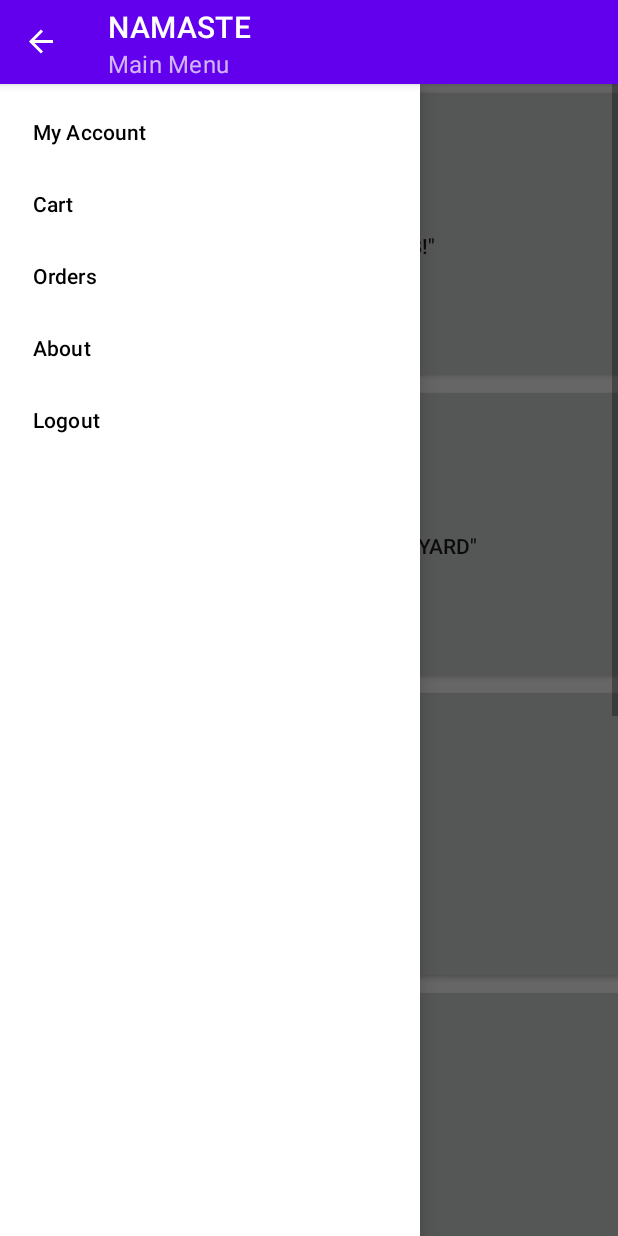
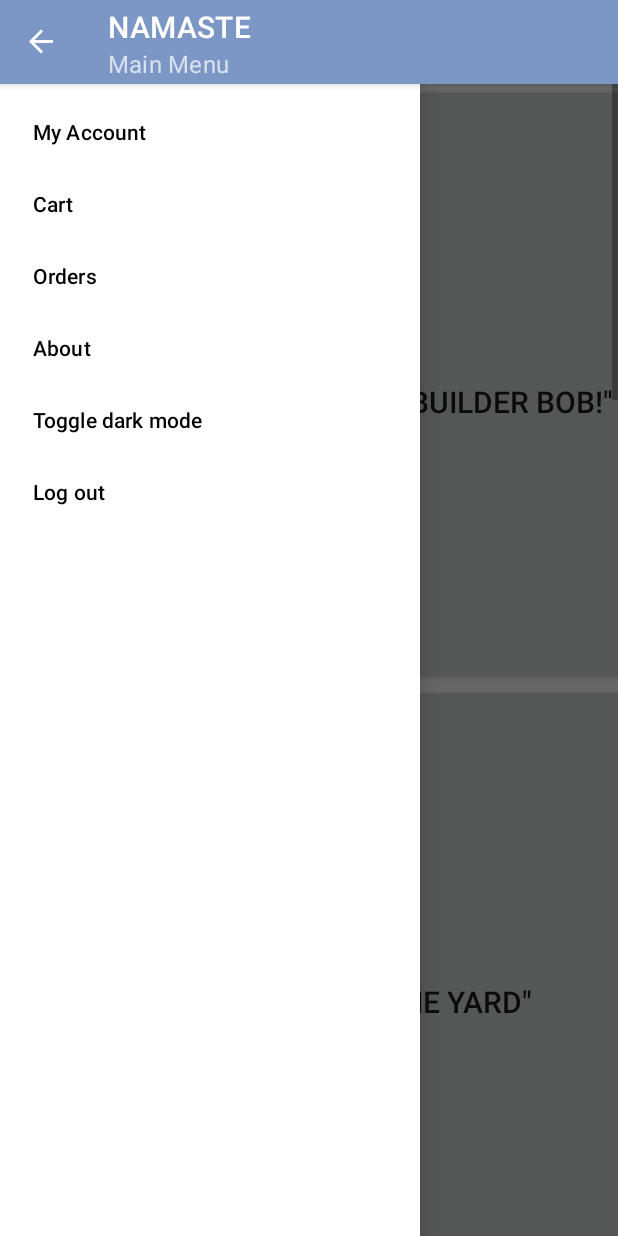
Before and after one commit to Mikkeep/namaste, an Android app: the screen it shows after launch (MainActivity), with the side drawer open, on a phone screen of 412 x 824 dp. Run offline under Robolectric (Android 15) with nearby library versions, the light colour scheme and no system bars.

Commit message:
work on colors, added dark mode

```diff
--- a/frontend/app/src/main/java/com/example/namaste/MainActivity.java
+++ b/frontend/app/src/main/java/com/example/namaste/MainActivity.java
@@ -1,4 +1,9 @@
 package com.example.namaste;
+
+import static android.util.Log.println;
+import static androidx.appcompat.app.AppCompatDelegate.MODE_NIGHT_NO;
+import static androidx.appcompat.app.AppCompatDelegate.MODE_NIGHT_UNSPECIFIED;
+import static androidx.appcompat.app.AppCompatDelegate.MODE_NIGHT_YES;
 
 import androidx.appcompat.app.ActionBar;
 import androidx.appcompat.app.AppCompatActivity;
@@ -11,6 +16,7 @@ import android.os.Bundle;
 
 import androidx.annotation.NonNull;
 import androidx.appcompat.app.ActionBarDrawerToggle;
+import androidx.appcompat.app.AppCompatDelegate;
 import androidx.core.content.res.ResourcesCompat;
 import androidx.drawerlayout.widget.DrawerLayout;
 
@@ -38,12 +44,11 @@ public class MainActivity extends AppCompatActivity
         DrawerLayout drawerLayout;
         ActionBar actionBar = getSupportActionBar();
 
-
         // importing linearlayout for buttons
         // nested in a scrollview for scrolling
         LinearLayout restaurantBoard = (LinearLayout) findViewById(R.id.l1);
         // set the size of the individual buttons
-        LinearLayout.LayoutParams lp = new LinearLayout.LayoutParams(1000, 300);
+        LinearLayout.LayoutParams lp = new LinearLayout.LayoutParams(1000, 600);
 
 
         // placeholder restaurant name array for buttons (replace with results of backend query)
@@ -51,19 +56,20 @@ public class MainActivity extends AppCompatActivity
                 {"Bob's Burgers", "Alice's Apples", "Peter's Pies",
                 "DjRonald's", "HazBurger", "Segway", "Taco Ball"};
         String[] restDesc = new String[]
-                {"Best burgers by big boss Bob!", "My apples bring all boys to the yard", "Mmm...pies",
+                {"Best blocky burgers by big burger builder Bob!", "My apples bring all boys to the yard", "Mmm...pies",
                 "Who's McDonald?", "Can I haz cheezburger?", "Eat fast", "You can't resist our balls"};
         Integer[] restIcons = new Integer[]
                        {R.drawable.bobs_burgers, R.drawable.alice_apple, R.drawable.peter_pie,
                         R.drawable.djronald, R.drawable.hasburger, R.drawable.segway,
                         R.drawable.taco_ball};
 
-        // Add restaurant buttons in loop
+        // Add restaurant buttons in loop (replace this with foreach loop after backend req works)
         for (int i = 0; i < restNames.length; i++) {
             Button btn = new Button(this);
             btn.setId(i);
             Spannable span = new SpannableString(restNames[i]+"\n\""+restDesc[i]+"\"");
             btn.setText(span);
+            btn.setTextSize(20);
             btn.setLayoutParams(lp);
             btn.setOnClickListener(restaurantButtonListener);
 
@@ -73,7 +79,7 @@ public class MainActivity extends AppCompatActivity
             assert icon != null;
             Bitmap bitmap = ((BitmapDrawable) icon).getBitmap();
             Drawable resizedIcon = new BitmapDrawable(getResources(),
-                    Bitmap.createScaledBitmap(bitmap, 90, 90, true));
+                    Bitmap.createScaledBitmap(bitmap, 160, 160, true));
             btn.setCompoundDrawablesWithIntrinsicBounds(null, null,
                     resizedIcon, null);
             restaurantBoard.addView(btn);
@@ -83,7 +89,6 @@ public class MainActivity extends AppCompatActivity
         // drawer and back button to close drawer
         drawerLayout = findViewById(R.id.nav_drawer_layout);
         actionBarDrawerToggle = new ActionBarDrawerToggle(this, drawerLayout, R.string.nav_open, R.string.nav_close);
-
         // pass the Open and Close toggle for the drawer layout listener
         drawerLayout.addDrawerListener(actionBarDrawerToggle);
         actionBarDrawerToggle.syncState();
@@ -104,23 +109,35 @@ public class MainActivity extends AppCompatActivity
     public boolean onNavigationItemSelected(@NonNull MenuItem item) {
         int id = item.getItemId();
         Intent myIntent;
-
         // define action for each navigation drawer button
         try {
             if (id == R.id.nav_account) {
                 myIntent = new Intent(getApplicationContext(), AccountActivity.class);
+                startActivity(myIntent);
             } else if (id == R.id.nav_cart) {
                 myIntent = new Intent(getApplicationContext(), CartActivity.class);
+                startActivity(myIntent);
             } else if (id == R.id.nav_orders) {
                 myIntent = new Intent(getApplicationContext(), OrdersActivity.class);
+                startActivity(myIntent);
             } else if (id == R.id.nav_about) {
                 myIntent = new Intent(getApplicationContext(), AboutActivity.class);
+                startActivity(myIntent);
             } else if (id == R.id.nav_logout) {
                 myIntent = new Intent(getApplicationContext(), LoginActivity.class);
-            } else {
+                startActivity(myIntent);
+            } else if (id == R.id.nav_dark_mode) {
+                int mode = AppCompatDelegate.getDefaultNightMode();
+                if ((mode == MODE_NIGHT_NO) || (mode == MODE_NIGHT_UNSPECIFIED)) {
+                    AppCompatDelegate.setDefaultNightMode(MODE_NIGHT_YES);
+                } else {
+                    AppCompatDelegate.setDefaultNightMode(MODE_NIGHT_NO);
+                }
+            }
+            else {
                 throw new Exception("Invalid item clicked!");
             }
-            startActivity(myIntent);
+            ;
         } catch (Exception ex) {
             ex.printStackTrace();
         }
--- a/frontend/app/src/main/java/com/example/namaste/RegisterActivity.java
+++ b/frontend/app/src/main/java/com/example/namaste/RegisterActivity.java
@@ -8,6 +8,7 @@ import android.widget.Button;
 import android.widget.TextView;
 import android.widget.Toast;
 
+import androidx.appcompat.app.ActionBar;
 import androidx.appcompat.app.AppCompatActivity;
 
 import com.google.android.material.button.MaterialButton;
@@ -25,6 +26,11 @@ public class RegisterActivity extends AppCompatActivity {
 
         Button registerButton = (MaterialButton) findViewById(R.id.regBtn);
         Button cancelButton = (MaterialButton) findViewById(R.id.regCancel);
+
+        // Show plain action bar with only app name
+        ActionBar actionBar = getSupportActionBar();
+        assert actionBar != null;
+        actionBar.show();
 
         registerButton.setOnClickListener(new View.OnClickListener() {
             @Override
--- a/frontend/app/src/main/res/layout/activity_login.xml
+++ b/frontend/app/src/main/res/layout/activity_login.xml
@@ -5,7 +5,7 @@
     android:layout_width="match_parent"
     android:layout_height="match_parent"
     tools:context=".LoginActivity"
-    android:background="#7C97C6"
+    style="@style/Theme.NAMASTE"
     >
 
     <TextView
--- a/frontend/app/src/main/res/layout/activity_main.xml
+++ b/frontend/app/src/main/res/layout/activity_main.xml
@@ -8,6 +8,7 @@
     android:id="@+id/nav_drawer_layout"
     android:layout_width="match_parent"
     android:layout_height="match_parent"
+    style="@style/Theme.NAMASTE"
     tools:context=".MainActivity">
 
     <ScrollView
--- a/frontend/app/src/main/res/layout/activity_register.xml
+++ b/frontend/app/src/main/res/layout/activity_register.xml
@@ -4,8 +4,8 @@
     xmlns:tools="http://schemas.android.com/tools"
     android:layout_width="match_parent"
     android:layout_height="match_parent"
-    tools:context=".RegisterActivity"
-    android:background="#7C97C6">
+    style="@style/Theme.NAMASTE"
+    tools:context=".RegisterActivity">
     <TextView
         android:id="@+id/login"
         android:layout_width="wrap_content"
--- a/frontend/app/src/main/res/menu/nav_drawer.xml
+++ b/frontend/app/src/main/res/menu/nav_drawer.xml
@@ -20,7 +20,15 @@
         android:title="About" />
 
     <item
+        android:id="@+id/nav_dark_mode"
+        android:title="Toggle dark mode"
+        />
+
+    <item
         android:id="@+id/nav_logout"
-        android:title="Logout" />
+        android:title="Log out" />
+
+
+
 
 </menu>
--- a/frontend/app/src/main/res/values-night/themes.xml
+++ b/frontend/app/src/main/res/values-night/themes.xml
@@ -10,7 +10,7 @@
         <item name="colorSecondaryVariant">@color/teal_200</item>
         <item name="colorOnSecondary">@color/black</item>
         <!-- Status bar color. -->
-        <item name="android:statusBarColor">?attr/colorPrimaryVariant</item>
+        <item name="android:statusBarColor">?attr/colorOnPrimary</item>
         <!-- Customize your theme here. -->
     </style>
 </resources>
--- a/frontend/app/src/main/res/values/colors.xml
+++ b/frontend/app/src/main/res/values/colors.xml
@@ -7,4 +7,6 @@
     <color name="teal_700">#FF018786</color>
     <color name="black">#FF000000</color>
     <color name="white">#FFFFFFFF</color>
+    <color name="default_light_blue">#7C97C6</color>
+    <color name="default_dark_blue">#335287</color>
 </resources>
--- a/frontend/app/src/main/res/values/themes.xml
+++ b/frontend/app/src/main/res/values/themes.xml
@@ -2,19 +2,15 @@
     <!-- Base application theme. -->
     <style name="Theme.NAMASTE" parent="Theme.MaterialComponents.DayNight.DarkActionBar">
         <!-- Primary brand color. -->
-        <item name="colorPrimary">@color/purple_500</item>
-        <item name="colorPrimaryVariant">@color/purple_700</item>
+        <item name="colorPrimary">@color/default_light_blue</item>
+        <item name="colorPrimaryVariant">@color/default_dark_blue</item>
         <item name="colorOnPrimary">@color/white</item>
         <!-- Secondary brand color. -->
         <item name="colorSecondary">@color/teal_200</item>
         <item name="colorSecondaryVariant">@color/teal_700</item>
-        <item name="colorOnSecondary">@color/black</item>
+        <item name="colorOnSecondary">@color/white</item>
         <!-- Status bar color. -->
-        <item name="android:statusBarColor">?attr/colorPrimaryVariant</item>
+        <item name="android:statusBarColor">@color/black</item>
         <!-- Customize your theme here. -->
     </style>
-
-    <style name="Theme.LoginApp.AppBarOverlay" parent="ThemeOverlay.AppCompat.Dark.ActionBar" />
-
-    <style name="Theme.LoginApp.PopupOverlay" parent="ThemeOverlay.AppCompat.Light" />
 </resources>
```
Also changed, not shown: frontend/app/src/main/java/com/example/namaste/LoginActivity.java (+6 -4 lines).
